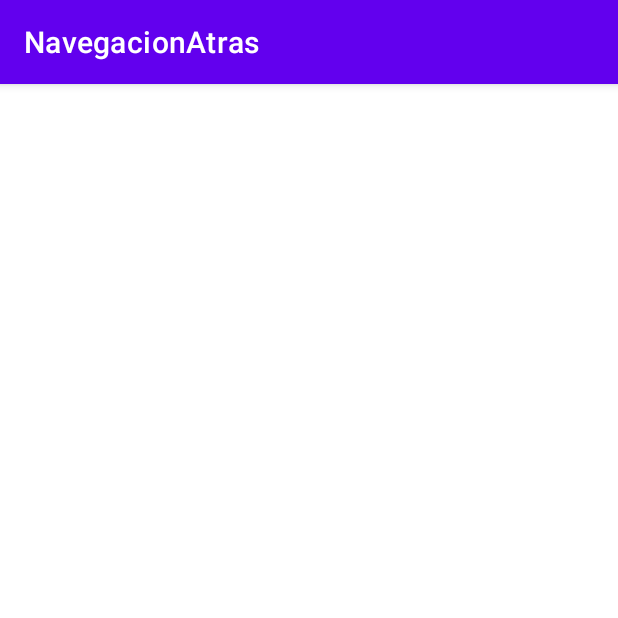
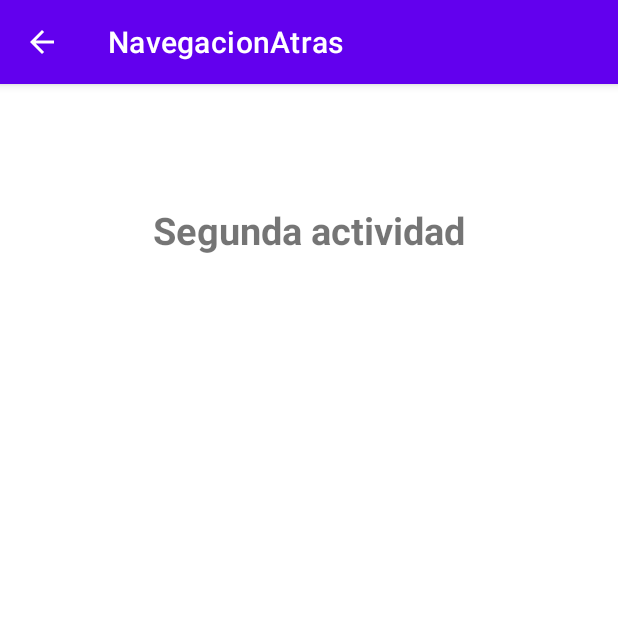
Before and after one commit to jeshc/AplicacionesCursoAndroid, an Android app: the SegundaActividad screen opened directly, with no data from a screen before it, on a phone screen of 412 x 824 dp, the top half of it. Run offline under Robolectric (Android 15) with nearby library versions, the phone set to English and light mode, and no system bars.

Commit message:
Navegacion atras

```diff
--- a/NavegacionAtras/app/src/main/AndroidManifest.xml
+++ b/NavegacionAtras/app/src/main/AndroidManifest.xml
@@ -11,13 +11,15 @@
         android:theme="@style/Theme.NavegacionAtras">
         <activity
             android:name=".SegundaActividad"
-            android:exported="false" />
+            android:exported="false"
+            android:parentActivityName=".MainActivity"
+
+            />
         <activity
             android:name=".MainActivity"
             android:exported="true">
             <intent-filter>
                 <action android:name="android.intent.action.MAIN" />
-
                 <category android:name="android.intent.category.LAUNCHER" />
             </intent-filter>
         </activity>
--- a/NavegacionAtras/app/src/main/res/layout/activity_main.xml
+++ b/NavegacionAtras/app/src/main/res/layout/activity_main.xml
@@ -1,5 +1,6 @@
 <?xml version="1.0" encoding="utf-8"?>
 <LinearLayout xmlns:android="http://schemas.android.com/apk/res/android"
+    xmlns:tools="http://schemas.android.com/tools"
     android:layout_width="match_parent"
     android:layout_height="match_parent"
     android:orientation="vertical"
@@ -19,7 +20,8 @@
         android:layout_height="wrap_content"
         android:text="@string/texto_boton"
         android:layout_gravity="center_horizontal"
-        />
+        android:onClick="irSegundaActividad"
+        tools:ignore="UsingOnClickInXml" />
 
 
 </LinearLayout>
--- a/NavegacionAtras/app/src/main/res/layout/activity_segunda_actividad.xml
+++ b/NavegacionAtras/app/src/main/res/layout/activity_segunda_actividad.xml
@@ -3,6 +3,15 @@
     android:layout_width="match_parent"
     android:layout_height="match_parent"
     android:orientation="vertical"
+
     >
-
+<TextView
+    android:layout_width="wrap_content"
+    android:layout_height="wrap_content"
+    android:text="@string/mensaje_actividad_dos"
+    android:textSize="@dimen/tam_texto_segunda"
+    android:textStyle="bold"
+    android:layout_gravity="center_horizontal"
+    android:layout_marginTop="80dp"
+    />
 </LinearLayout>
--- a/NavegacionAtras/app/src/main/res/values/dimen.xml
+++ b/NavegacionAtras/app/src/main/res/values/dimen.xml
@@ -1,7 +1,7 @@
 <?xml version="1.0" encoding="utf-8"?>
 <resources>
 
-    <dimen name="tam_texto">15dp</dimen>
-    <dimen name="padding_texto">13dp</dimen>
+    <dimen name="tam_texto">15sp</dimen>
+    <dimen name="padding_texto">13sp</dimen>
     <dimen name="tam_texto_segunda">25dp</dimen>
 </resources>
--- a/NavegacionAtras/app/src/main/res/values/strings.xml
+++ b/NavegacionAtras/app/src/main/res/values/strings.xml
@@ -1,6 +1,7 @@
 <resources>
     <string name="app_name">NavegacionAtras</string>
     <string name="mensaje_main">Hola mundo</string>
+    <string name="mensaje_actividad_dos">Segunda actividad</string>
     <string name="texto_boton">Ir segundo activity</string>
 
 </resources>
```
Also changed, not shown: NavegacionAtras/app/src/main/java/com/example/navegacionatras/MainActivity.java (+8 -0 lines).
